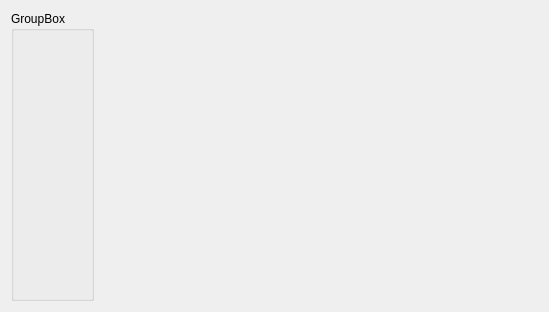
jaaf/biere, file designer/helpwidget.ui: the form before one commit.
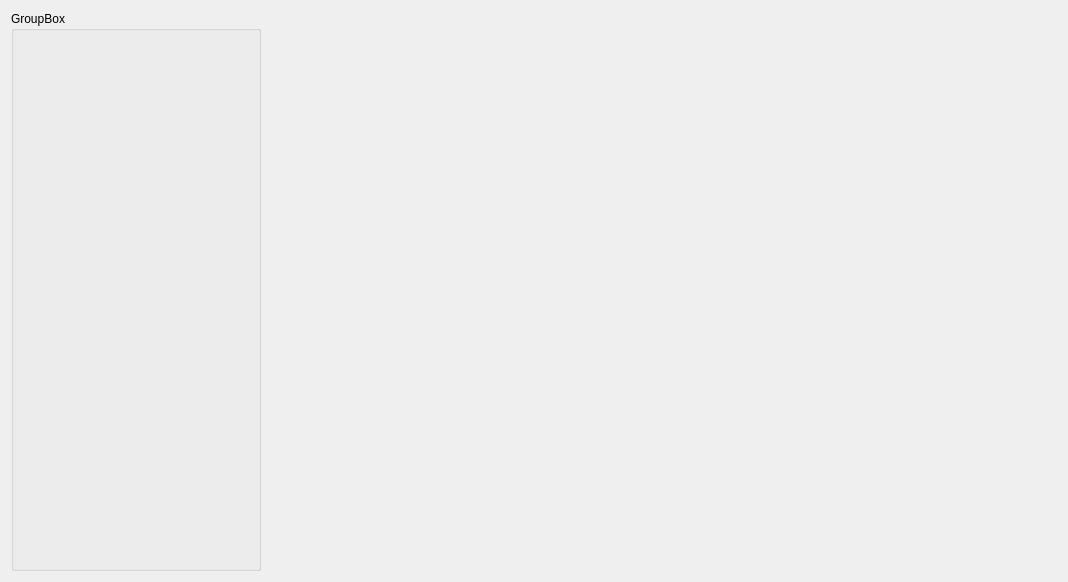
The form after the commit.

```diff
--- a/designer/helpwidget.ui
+++ b/designer/helpwidget.ui
@@ -6,8 +6,8 @@
    <rect>
     <x>0</x>
     <y>0</y>
-    <width>549</width>
-    <height>312</height>
+    <width>1068</width>
+    <height>582</height>
    </rect>
   </property>
   <property name="windowTitle">
@@ -16,6 +16,12 @@
   <layout class="QHBoxLayout" name="horizontalLayout">
    <item>
     <widget class="QGroupBox" name="groupBox">
+     <property name="minimumSize">
+      <size>
+       <width>250</width>
+       <height>0</height>
+      </size>
+     </property>
      <property name="title">
       <string>GroupBox</string>
      </property>
```
